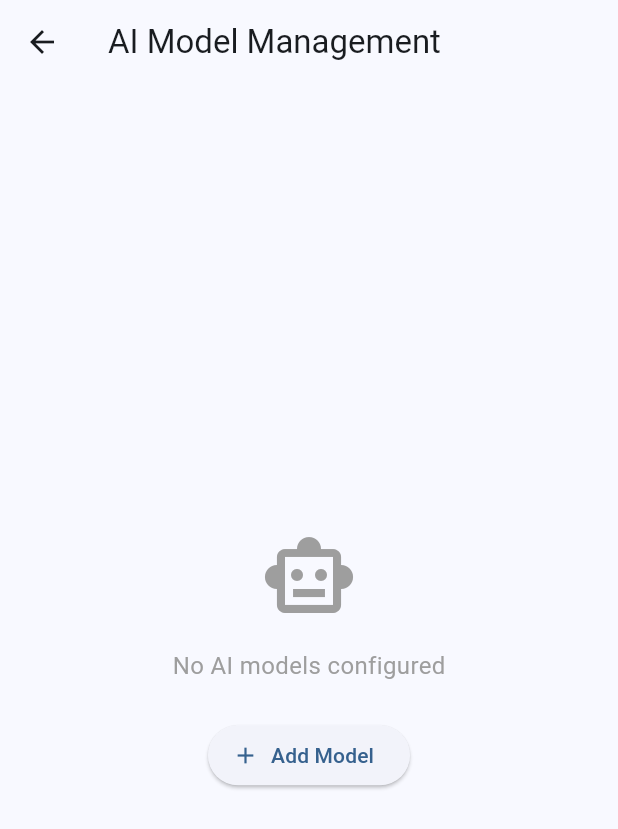
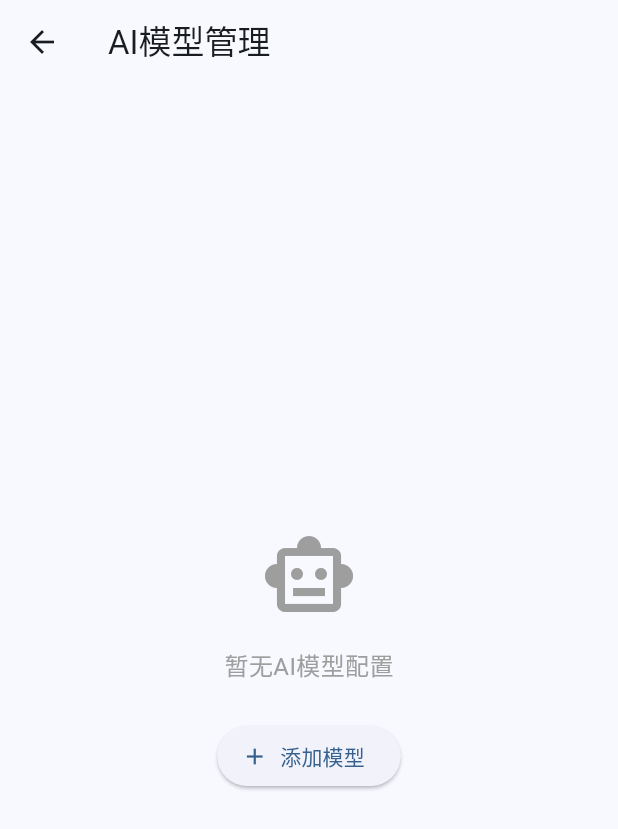
Before and after one commit to OneCodeToEnd/family_bank, a Flutter app: the AIModelManagementScreen screen opened directly, on a phone screen of 412 x 824 dp. Shown: the top 829 px of the screen. Run offline on Flutter 3.47's test engine with Material 3 defaults, Android fonts, the phone set to English and light mode, and no system bars; our stand-ins replace csv, file_picker, fl_chart, logger, package_info_plus, shared_preferences and 1 more; missing offline and left inert: charset, enough_mail, excel; accounts and stored records are empty.

Commit message:
fix: 优化移动端UI适配，提升用户体验
主要改进：

1. 分类规则管理页面
   - 将筛选按钮从横向布局改为纵向布局
   - 解决【手动创建】【自动学习】按钮在小屏幕上挤压变形的问题
   - 提升移动端操作体验

2. 预算设置页面
   - 重构分类项布局，从单行改为两行显示
   - 第一行：展开按钮、复选框、图标、名称、汇总按钮
   - 第二行：金额输入框（仅在选中时显示）
   - 优化按钮尺寸，减少空间占用
   - 添加文本溢出处理，防止长分类名称导致布局错乱
   - 解决分类与金额输入框在小屏幕上重叠的问题

3. AI模型管理页面
   - 将所有英文界面文本翻译为中文
   - 包括标题、按钮、提示信息、错误消息等
   - 提供完整的中文本地化体验

🤖 Generated with Claude Code

```diff
--- a/lib/screens/settings/ai_model_management_screen.dart
+++ b/lib/screens/settings/ai_model_management_screen.dart
@@ -41,7 +41,7 @@ class _AIModelManagementScreenState extends State<AIModelManagementScreen> {
       });
       if (mounted) {
         ScaffoldMessenger.of(context).showSnackBar(
-          SnackBar(content: Text('Failed to load models: $e')),
+          SnackBar(content: Text('加载模型失败: $e')),
         );
       }
     }
@@ -73,17 +73,17 @@ class _AIModelManagementScreenState extends State<AIModelManagementScreen> {
     final confirmed = await showDialog<bool>(
       context: context,
       builder: (context) => AlertDialog(
-        title: const Text('Delete Model'),
-        content: Text('Are you sure you want to delete "${model.name}"?'),
+        title: const Text('删除模型'),
+        content: Text('确定要删除"${model.name}"吗？'),
         actions: [
           TextButton(
             onPressed: () => Navigator.of(context).pop(false),
-            child: const Text('Cancel'),
+            child: const Text('取消'),
           ),
           TextButton(
             onPressed: () => Navigator.of(context).pop(true),
             style: TextButton.styleFrom(foregroundColor: Colors.red),
-            child: const Text('Delete'),
+            child: const Text('删除'),
           ),
         ],
       ),
@@ -95,13 +95,13 @@ class _AIModelManagementScreenState extends State<AIModelManagementScreen> {
         _loadModels();
         if (mounted) {
           ScaffoldMessenger.of(context).showSnackBar(
-            const SnackBar(content: Text('Model deleted successfully')),
+            const SnackBar(content: Text('模型已删除')),
           );
         }
       } catch (e) {
         if (mounted) {
           ScaffoldMessenger.of(context).showSnackBar(
-            SnackBar(content: Text('Failed to delete model: $e')),
+            SnackBar(content: Text('删除模型失败: $e')),
           );
         }
       }
@@ -114,13 +114,13 @@ class _AIModelManagementScreenState extends State<AIModelManagementScreen> {
       _loadModels();
       if (mounted) {
         ScaffoldMessenger.of(context).showSnackBar(
-          SnackBar(content: Text('${model.name} set as active')),
+          SnackBar(content: Text('已将 ${model.name} 设为活跃模型')),
         );
       }
     } catch (e) {
       if (mounted) {
         ScaffoldMessenger.of(context).showSnackBar(
-          SnackBar(content: Text('Failed to set active model: $e')),
+          SnackBar(content: Text('设置活跃模型失败: $e')),
         );
       }
     }
@@ -130,7 +130,7 @@ class _AIModelManagementScreenState extends State<AIModelManagementScreen> {
   Widget build(BuildContext context) {
     return Scaffold(
       appBar: AppBar(
-        title: const Text('AI Model Management'),
+        title: const Text('AI模型管理'),
       ),
       body: _isLoading
           ? const Center(child: CircularProgressIndicator())
@@ -143,14 +143,14 @@ class _AIModelManagementScreenState extends State<AIModelManagementScreen> {
                           size: 64, color: Colors.grey),
                       const SizedBox(height: 16),
                       const Text(
-                        'No AI models configured',
+                        '暂无AI模型配置',
                         style: TextStyle(fontSize: 16, color: Colors.grey),
                       ),
                       const SizedBox(height: 24),
                       ElevatedButton.icon(
                         onPressed: _addModel,
                         icon: const Icon(Icons.add),
-                        label: const Text('Add Model'),
+                        label: const Text('添加模型'),
                       ),
                     ],
                   ),
@@ -193,7 +193,7 @@ class _AIModelManagementScreenState extends State<AIModelManagementScreen> {
                           children: [
                             if (model.isActive)
                               const Chip(
-                                label: Text('Active',
+                                label: Text('活跃',
                                     style: TextStyle(fontSize: 10)),
                                 backgroundColor: Colors.green,
                                 labelStyle: TextStyle(color: Colors.white),
@@ -201,7 +201,7 @@ class _AIModelManagementScreenState extends State<AIModelManagementScreen> {
                             else
                               TextButton(
                                 onPressed: () => _setActiveModel(model),
-                                child: const Text('Set Active'),
+                                child: const Text('设为活跃'),
                               ),
                             PopupMenuButton<String>(
                               onSelected: (value) {
@@ -214,11 +214,11 @@ class _AIModelManagementScreenState extends State<AIModelManagementScreen> {
                               itemBuilder: (context) => [
                                 const PopupMenuItem(
                                   value: 'edit',
-                                  child: Text('Edit'),
+                                  child: Text('编辑'),
                                 ),
                                 const PopupMenuItem(
                                   value: 'delete',
-                                  child: Text('Delete'),
+                                  child: Text('删除'),
                                 ),
                               ],
                             ),
```
Also changed, not shown: lib/screens/budget/annual_budget_form_screen.dart (+30 -10 lines), lib/screens/category/category_rule_list_screen.dart (+3 -5 lines), lib/screens/settings/ai_settings_screen.dart (+68 -19 lines).
